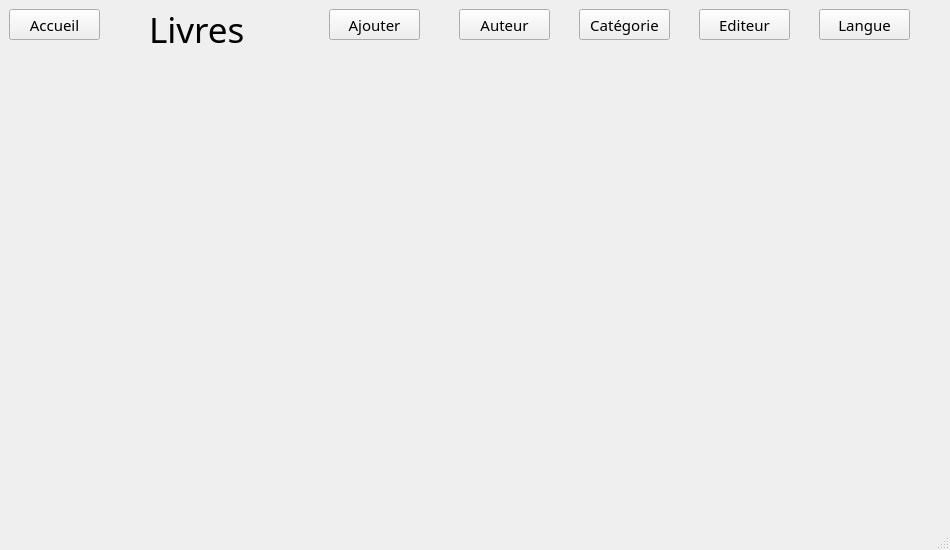
Qt form ui/mainwindow.ui (Hajaniaina07/BiblioTECH) before a commit.
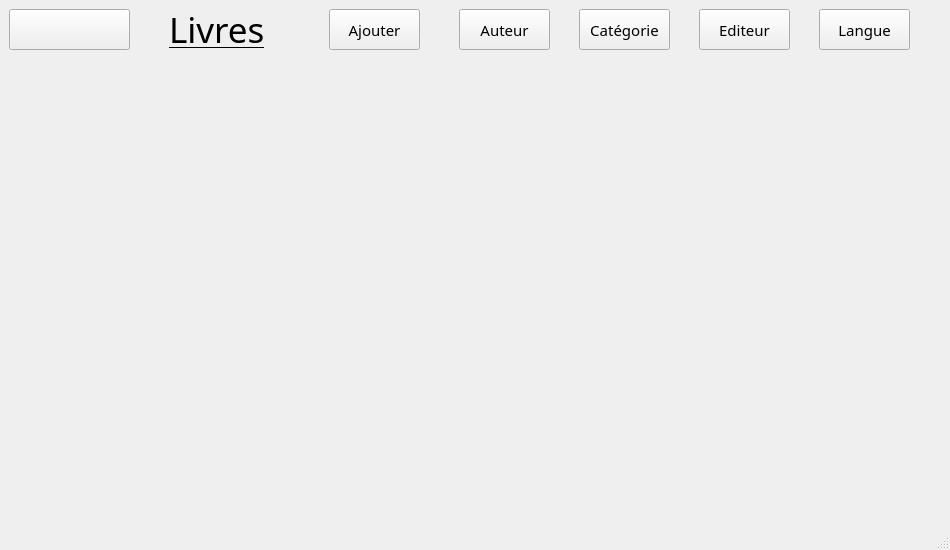
The same form after that commit. The open tabs and pages were chosen to show the change. Icons and pictures are not drawn.

```diff
--- a/ui/mainwindow.ui
+++ b/ui/mainwindow.ui
@@ -42,6 +42,9 @@
    <layout class="QGridLayout" name="gridLayout">
     <item row="0" column="0">
      <widget class="QStackedWidget" name="principal">
+      <property name="styleSheet">
+       <string notr="true">background-image: url(:/res/img/background.png);</string>
+      </property>
       <widget class="QWidget" name="login">
        <widget class="QWidget" name="layoutWidget">
         <property name="geometry">
@@ -261,17 +264,23 @@
        </widget>
       </widget>
       <widget class="QWidget" name="livre">
+       <property name="styleSheet">
+        <string notr="true"/>
+       </property>
        <widget class="QPushButton" name="lb_accueil">
         <property name="geometry">
          <rect>
           <x>0</x>
           <y>0</y>
-          <width>91</width>
-          <height>31</height>
+          <width>121</width>
+          <height>41</height>
          </rect>
         </property>
+        <property name="styleSheet">
+         <string notr="true">image: url(:/res/img/icone.png);</string>
+        </property>
         <property name="text">
-         <string>Accueil</string>
+         <string/>
         </property>
        </widget>
        <widget class="QPushButton" name="lb_ajouter">
@@ -280,7 +289,7 @@
           <x>320</x>
           <y>0</y>
           <width>91</width>
-          <height>31</height>
+          <height>41</height>
          </rect>
         </property>
         <property name="text">
@@ -293,7 +302,7 @@
           <x>570</x>
           <y>0</y>
           <width>91</width>
-          <height>31</height>
+          <height>41</height>
          </rect>
         </property>
         <property name="text">
@@ -306,7 +315,7 @@
           <x>450</x>
           <y>0</y>
           <width>91</width>
-          <height>31</height>
+          <height>41</height>
          </rect>
         </property>
         <property name="text">
@@ -319,7 +328,7 @@
           <x>690</x>
           <y>0</y>
           <width>91</width>
-          <height>31</height>
+          <height>41</height>
          </rect>
         </property>
         <property name="text">
@@ -332,7 +341,7 @@
           <x>810</x>
           <y>0</y>
           <width>91</width>
-          <height>31</height>
+          <height>41</height>
          </rect>
         </property>
         <property name="text">
@@ -342,7 +351,7 @@
        <widget class="QLabel" name="l_pageTitle">
         <property name="geometry">
          <rect>
-          <x>140</x>
+          <x>160</x>
           <y>0</y>
           <width>121</width>
           <height>41</height>
@@ -352,7 +361,7 @@
          <font>
           <family>Segoe Script</family>
           <pointsize>26</pointsize>
-          <underline>false</underline>
+          <underline>true</underline>
          </font>
         </property>
         <property name="text">
```
Left out of the diff: 9 changed lines with no effect on the pictures.
